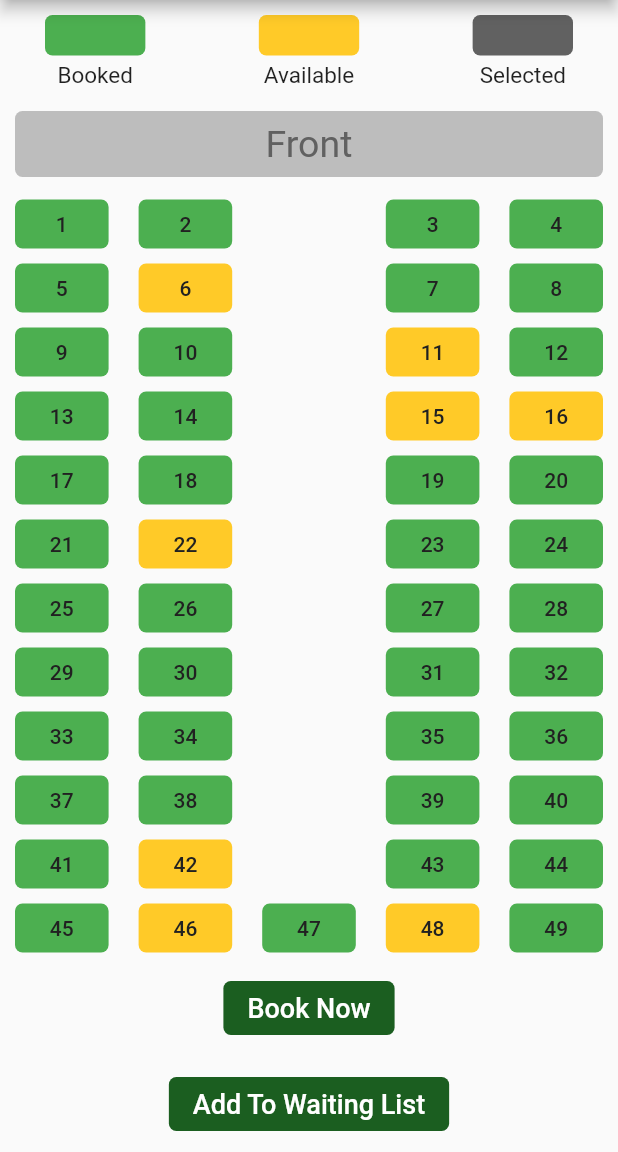
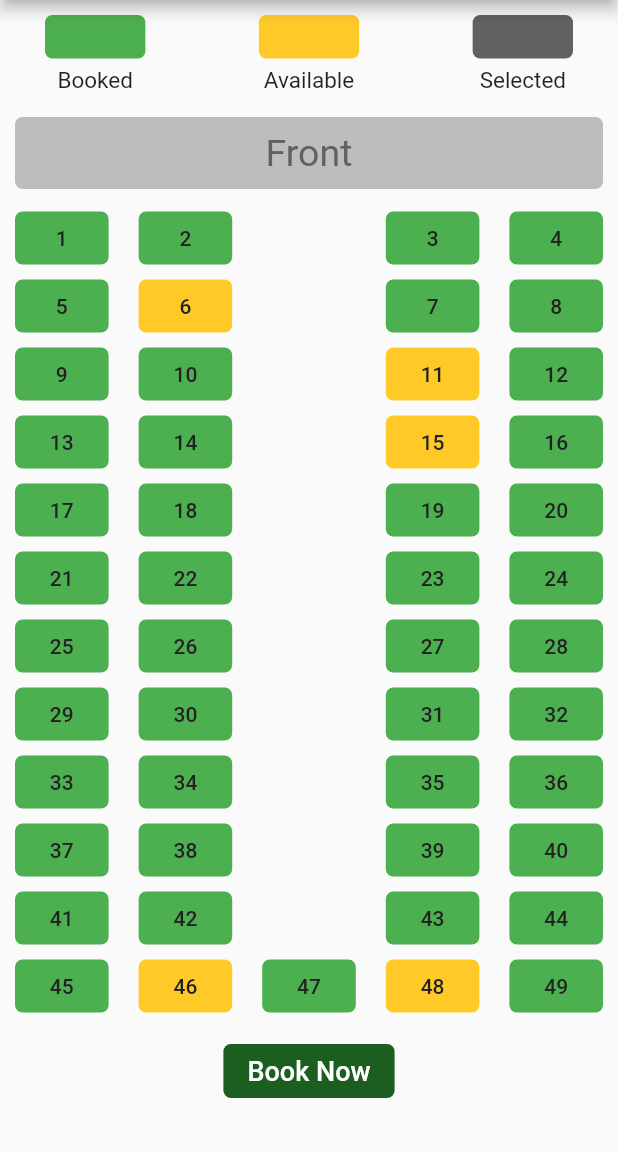
Before and after one commit to Hiruna-Kumara/transport_booking_system_passenger_mobile, a Flutter app: the BusDetails screen opened directly, after a tap on "View Seats", on a phone screen of 412 x 824 dp, the part 84-1236 px from its top. Run offline on Flutter 3.47's test engine with Material 2 defaults, Android fonts, the phone set to English and light mode, and no system bars; our stand-ins replace shared_preferences, string_validator; accounts and stored records are empty.

Commit message:
show waiting list button

```diff
--- a/lib/controllers/authController.dart
+++ b/lib/controllers/authController.dart
@@ -92,13 +92,13 @@ class AuthController {
       BusSeat(seatID: '13',booked: true),
       BusSeat(seatID: '14',booked: true),
       BusSeat(seatID: '15',booked: false),
-      BusSeat(seatID: '16',booked: false),
+      BusSeat(seatID: '16',booked: true),
       BusSeat(seatID: '17',booked: true),
       BusSeat(seatID: '18',booked: true),
       BusSeat(seatID: '19',booked: true),
       BusSeat(seatID: '20',booked: true),
       BusSeat(seatID: '21',booked: true),
-      BusSeat(seatID: '22',booked: false),
+      BusSeat(seatID: '22',booked: true),
       BusSeat(seatID: '23',booked: true),
       BusSeat(seatID: '24',booked: true),
       BusSeat(seatID: '25',booked: true),
@@ -118,7 +118,7 @@ class AuthController {
       BusSeat(seatID: '39',booked: true),
       BusSeat(seatID: '40',booked: true),
       BusSeat(seatID: '41',booked: true),
-      BusSeat(seatID: '42',booked: false),
+      BusSeat(seatID: '42',booked: true),
       BusSeat(seatID: '43',booked: true),
       BusSeat(seatID: '44',booked: true),
       BusSeat(seatID: '45',booked: true),
--- a/lib/views/pages/bus_layout_wrapper.dart
+++ b/lib/views/pages/bus_layout_wrapper.dart
@@ -19,6 +19,15 @@ class BusLayoutWrapper extends StatefulWidget {
 class _BusLayoutWrapperState extends State<BusLayoutWrapper> {
   int count = 0;
   List<int> selectedSeatNumbers = [];
+  int availableSeats = 0;
+
+  countAvailableSeats() {
+    for(var i=0; i<widget.busSeatDetails.length;i++){
+      if (!widget.busSeatDetails[i].booked) {
+        availableSeats = availableSeats + 1;
+      }
+    }
+  }
 
   callBackIncrease(seatNumber) {
     setState(() {
@@ -32,6 +41,12 @@ class _BusLayoutWrapperState extends State<BusLayoutWrapper> {
       count = count - 1;
       selectedSeatNumbers.remove(seatNumber);
     });
+  }
+
+  @override
+  void initState() {
+    countAvailableSeats();
+    super.initState();
   }
 
   @override
@@ -109,13 +124,35 @@ class _BusLayoutWrapperState extends State<BusLayoutWrapper> {
                       borderRadius: BorderRadius.circular(5)
                     ),
                     onPressed: () async {
-                      if (count < 5) {
+                      if (count < 5 && count > 0) {
                         Navigator.of(context).push(MaterialPageRoute(builder: (context) => BusBook(
                           count: count,
                           selectedSeatNumbers: selectedSeatNumbers,
                           busType: widget.busType,
                           seatPrice: widget.seatPrice,
                         )));
+                      } else if (count == 0) {
+                        final result = await showDialog(
+                          context: context,
+                          builder: (context) => AlertDialog(
+                            title: Text('You should book at least one seat'),
+                            actions: <Widget>[
+                              FlatButton(
+                                child: Text(
+                                  'OK',
+                                  style: TextStyle(
+                                    color: Colors.green[700],
+                                    fontSize: 15.0,
+                                  ),
+                                ),
+                                onPressed: () {
+                                  Navigator.of(context).pop();
+                                },
+                              ),
+                            ],
+                          ),
+                        );
+                        return result;
                       } else {
                         final result = await showDialog(
                           context: context,
@@ -144,7 +181,8 @@ class _BusLayoutWrapperState extends State<BusLayoutWrapper> {
                 ),
               ),
             ),
-            Expanded(
+            // show 'add to waiting list' only if less than 4 seats are available
+            availableSeats > 3 ? SizedBox(height: 20) : Expanded(
               flex: 1,
               child: Container(
                 width: double.infinity,
```
